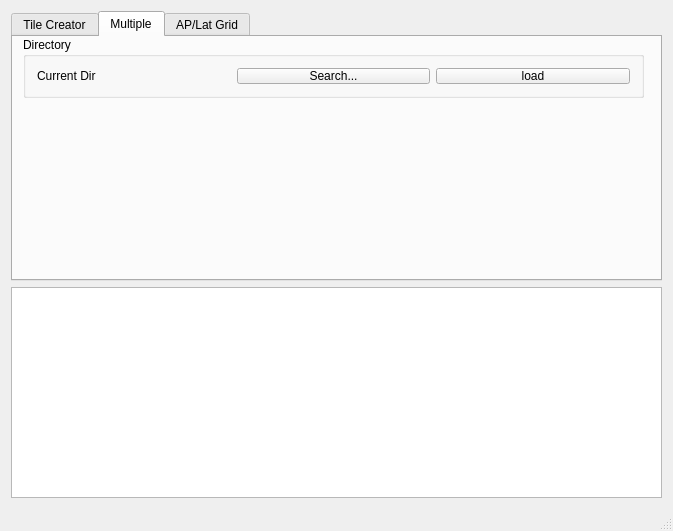
This is qt-demo/image-gl/mainwindow.ui in gitter-badger/image-gl as Qt 5 draws it before an edit. The edited form follows.
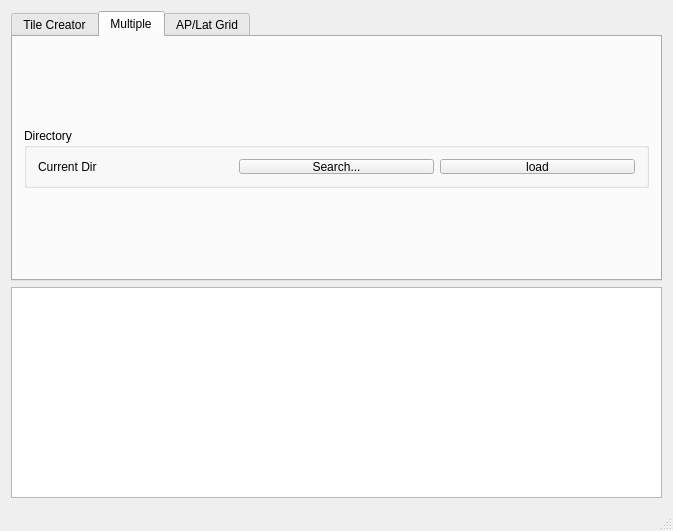
This is the edited form. The open tabs and pages were chosen to show the change.

What changed in the file:
```diff
--- a/qt-demo/image-gl/mainwindow.ui
+++ b/qt-demo/image-gl/mainwindow.ui
@@ -199,14 +199,14 @@
        <attribute name="title">
         <string>Multiple</string>
        </attribute>
+       <layout class="QVBoxLayout" name="verticalLayout_2">
+        <item>
        <widget class="QGroupBox" name="groupBoxDir">
-        <property name="geometry">
-         <rect>
-          <x>10</x>
-          <y>0</y>
-          <width>621</width>
-          <height>61</height>
-         </rect>
+          <property name="maximumSize">
+           <size>
+            <width>16777215</width>
+            <height>60</height>
+           </size>
         </property>
         <property name="title">
          <string>Directory</string>
@@ -235,6 +235,8 @@
          </item>
         </layout>
        </widget>
+        </item>
+       </layout>
       </widget>
       <widget class="QWidget" name="tab_2">
        <attribute name="title">
```
Left out of the diff: 8 changed lines with no effect on the pictures. Lines whose indentation alone changed are shown as unchanged.
